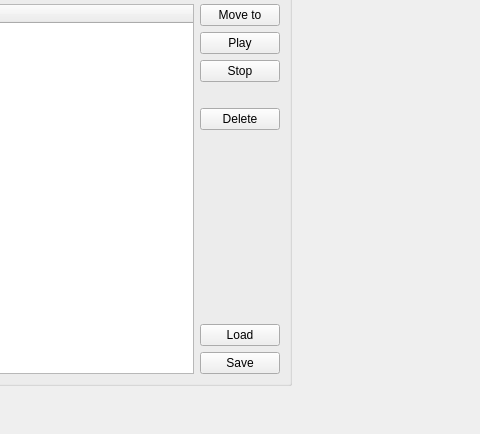
cuixiongyi/hiveground-ros-pkg, file prw/src/prw.ui: the form before one commit; both pictures show x 119 to 599 and y 264 to 698 of the 1118 by 802 pixel window.
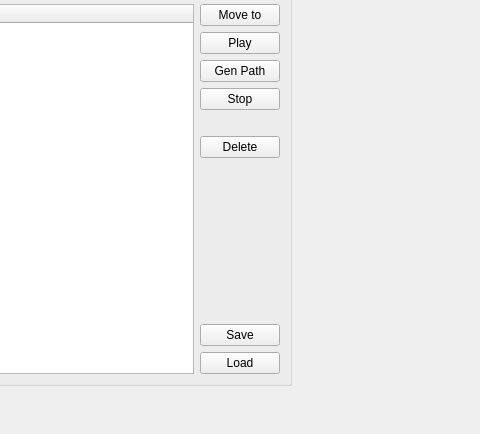
The form after the commit.

The edit to the form file:
```diff
--- a/prw/src/prw.ui
+++ b/prw/src/prw.ui
@@ -54,6 +54,13 @@
            </property>
           </widget>
          </item>
+         <item>
+          <widget class="QPushButton" name="bt_gen_path">
+           <property name="text">
+            <string>Gen Path</string>
+           </property>
+          </widget>
+         </item>
          <item>
           <widget class="QPushButton" name="bt_stop_play_saved_stated">
            <property name="text">
@@ -97,13 +104,6 @@
            </property>
           </spacer>
          </item>
-         <item>
-          <widget class="QPushButton" name="bt_load_saved_state">
-           <property name="text">
-            <string>Load</string>
-           </property>
-          </widget>
-         </item>
          <item>
           <widget class="QPushButton" name="bt_save_saved_state">
            <property name="text">
@@ -111,6 +111,13 @@
            </property>
           </widget>
          </item>
+         <item>
+          <widget class="QPushButton" name="bt_load_saved_state">
+           <property name="text">
+            <string>Load</string>
+           </property>
+          </widget>
+         </item>
         </layout>
        </item>
       </layout>
```
